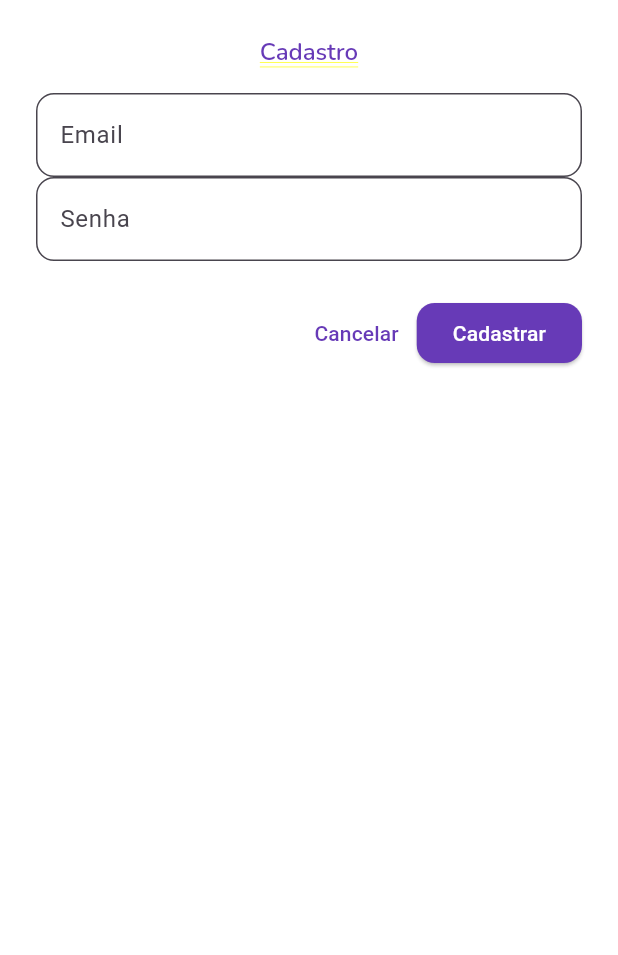
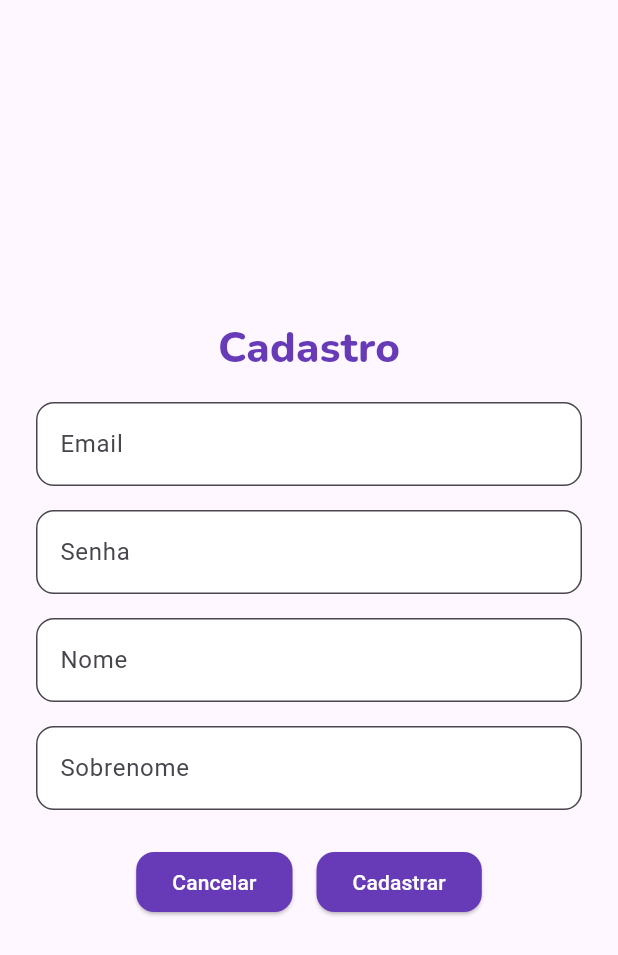
Before and after one commit to rafaelvieiramaximo/Calculadora-IMMC, a Flutter app: the CadastroScreen screen opened by its route, on a phone screen of 412 x 824 dp. Shown: the top 955 px of the screen. Run offline on Flutter 3.47's test engine with Material 3 defaults, Android fonts, the light colour scheme and no system bars; our stand-ins replace sqflite; accounts and stored records are empty.

Commit message:
feat: enhance CadastroScreen with user registration fields and validation

```diff
--- a/lib/style/style.dart
+++ b/lib/style/style.dart
@@ -30,4 +30,11 @@ class AppTextStyles {
     fontFamily: 'Nunito',
     color: AppColor.main,
   );
+
+  static const titler = TextStyle(
+    fontSize: 28,
+    fontWeight: FontWeight.w800,
+    fontFamily: 'Nunito',
+    color: AppColor.main,
+  );
 }
--- a/lib/view/tela_cadastro.dart
+++ b/lib/view/tela_cadastro.dart
@@ -1,43 +1,96 @@
 import 'package:flutter/material.dart';
 import 'package:calculadora_immc/style/style.dart';
+import 'package:calculadora_immc/database.dart';
 
-class CadastroScreen extends StatelessWidget {
+class CadastroScreen extends StatefulWidget {
   const CadastroScreen({super.key});
 
   @override
+  State<CadastroScreen> createState() => _CadastroScreenState();
+}
+
+class _CadastroScreenState extends State<CadastroScreen> {
+  final emailController = TextEditingController();
+  final passwordController = TextEditingController();
+  final formKey = GlobalKey<FormState>();
+  final databaseHelper = DataBaseHelper();
+  final nameController = TextEditingController();
+  final lastnameController = TextEditingController();
+
+  void register() async {
+    if (formKey.currentState!.validate()) {
+      await databaseHelper.insertUser(
+        emailController.text,
+        passwordController.text,
+        nameController.text,
+        lastnameController.text,
+      );
+    }
+    ScaffoldMessenger.of(context).showSnackBar(
+      const SnackBar(content: Text('Usuário cadastrado com sucesso!')),
+    );
+  }
+
+  @override
   Widget build(BuildContext context) {
-    return Padding(
+    return Scaffold(
+      body: Center(
+        child: Padding(
           padding: const EdgeInsets.all(24.0),
           child: Column(
             mainAxisSize: MainAxisSize.min,
             children: [
-          Text('Cadastro', style: AppTextStyles.register),
+              Text('Cadastro', style: AppTextStyles.titler),
               const SizedBox(height: 16),
-          // Adicione aqui os campos do formulário de cadastro
-          TextField(decoration: InputDecoration(labelText: 'Email')),
-          TextField(
-            decoration: InputDecoration(labelText: 'Senha'),
+              TextFormField(
+                controller: emailController,
+                decoration: const InputDecoration(labelText: 'Email'),
+                validator: (value) {
+                  if (value == null || value.isEmpty) {
+                    return 'Por favor, insira seu email.';
+                  } else if (!RegExp(
+                    r'^[a-zA-Z0-9._%+-]+@[a-zA-Z0-9.-]+\.[a-zA-Z]{2,}$',
+                  ).hasMatch(value)) {
+                    return 'Por favor, insira um email válido.';
+                  }
+                  return null;
+                },
+              ),
+              const SizedBox(height: 16),
+              TextFormField(
+                controller: passwordController,
+                decoration: const InputDecoration(labelText: 'Senha'),
                 obscureText: true,
+              ),
+              const SizedBox(height: 16),
+              TextFormField(
+                controller: nameController,
+                decoration: const InputDecoration(labelText: 'Nome'),
+              ),
+              const SizedBox(height: 16),
+              TextFormField(
+                controller: lastnameController,
+                decoration: const InputDecoration(labelText: 'Sobrenome'),
               ),
               const SizedBox(height: 24),
               Row(
-            mainAxisAlignment: MainAxisAlignment.end,
+                mainAxisAlignment: MainAxisAlignment.center,
                 children: [
-              TextButton(
+                  ElevatedButton(
                     onPressed: () => Navigator.of(context).pop(),
                     child: const Text('Cancelar'),
                   ),
+                  const SizedBox(width: 16),
                   ElevatedButton(
-                onPressed: () {
-                  // Lógica de cadastro
-                  Navigator.of(context).pop();
-                },
+                    onPressed: register,
                     child: const Text('Cadastrar'),
                   ),
                 ],
               ),
             ],
           ),
+        ),
+      ),
     );
   }
 }
```
Also changed, not shown: lib/database.dart (+8 -1 lines). Lines whose indentation alone changed are shown as unchanged.
